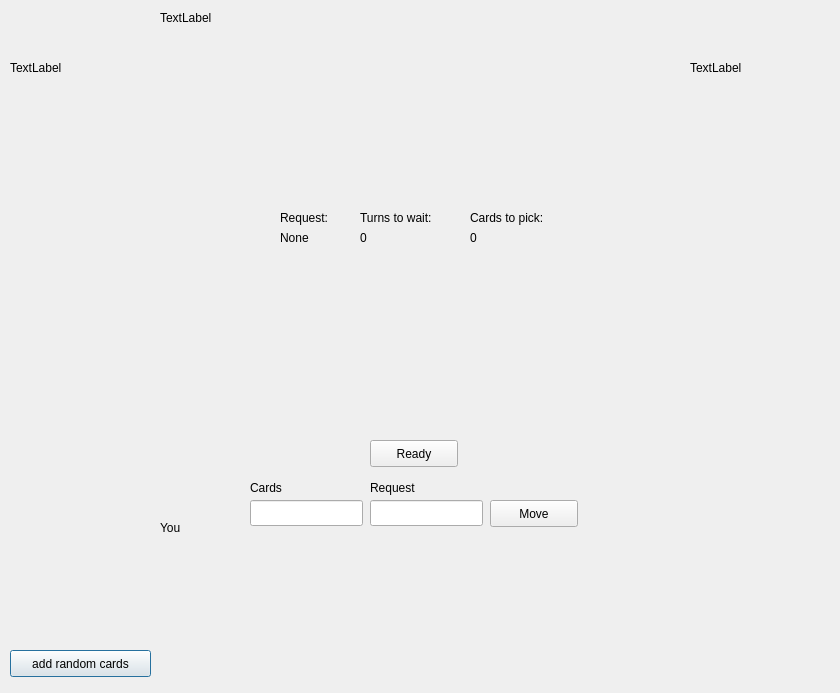
This is client/gamewindow.ui in vincentvanbush/maumau as Qt 5 draws it before an edit. The edited form follows.
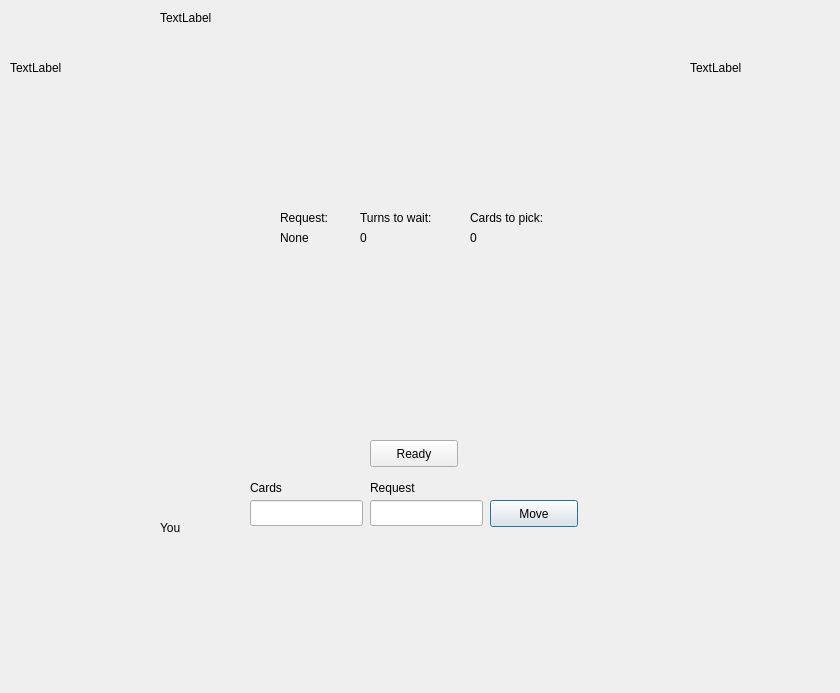
This is the edited form.

Diff of the .ui file:
```diff
--- a/client/gamewindow.ui
+++ b/client/gamewindow.ui
@@ -19,19 +19,6 @@
   <property name="windowTitle">
    <string>Dialog</string>
   </property>
-  <widget class="QPushButton" name="pushButton">
-   <property name="geometry">
-    <rect>
-     <x>10</x>
-     <y>650</y>
-     <width>141</width>
-     <height>27</height>
-    </rect>
-   </property>
-   <property name="text">
-    <string>add random cards</string>
-   </property>
-  </widget>
   <widget class="QWidget" name="horizontalLayoutWidget">
    <property name="geometry">
     <rect>
```
